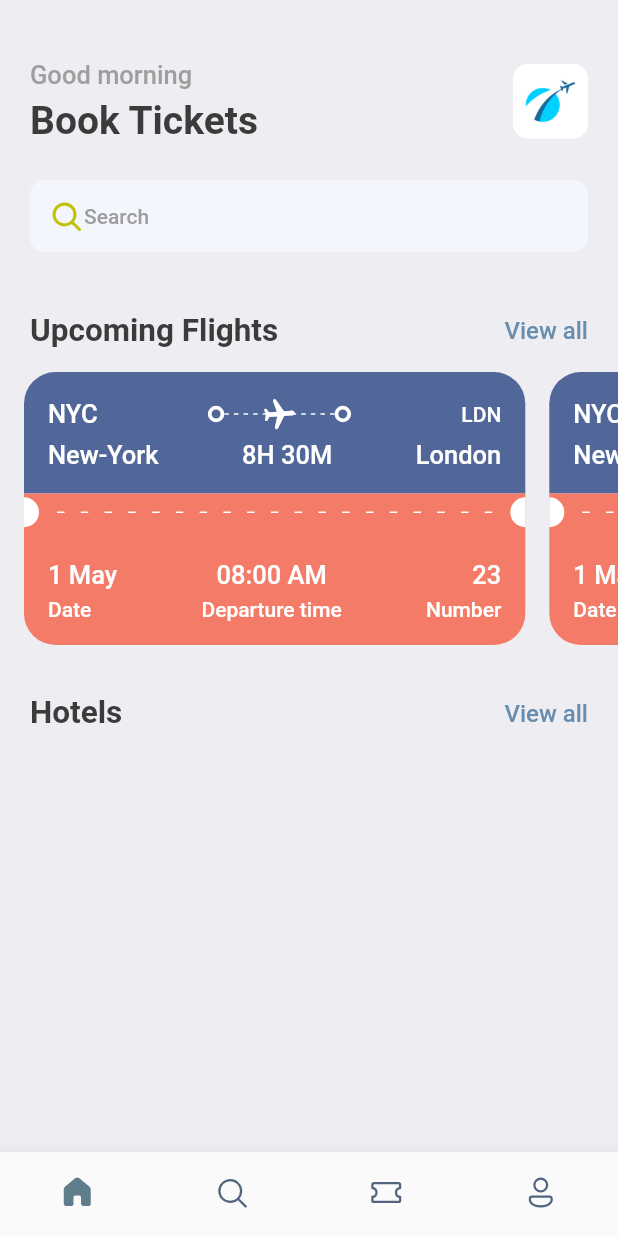
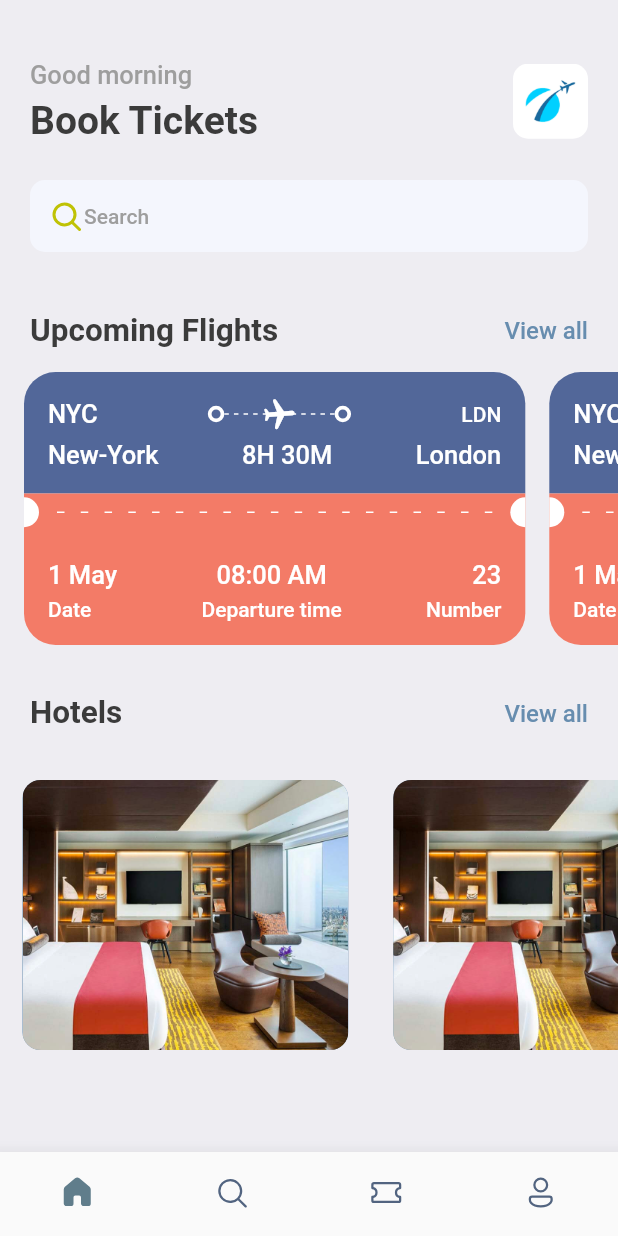
Before and after one commit to mrojasb2000/flutter_booktickets_app, a Flutter app: the screen it shows after launch, on a phone screen of 412 x 824 dp. Run offline on Flutter 3.47's test engine with Material 2 defaults, Android fonts, the light colour scheme and no system bars; our stand-ins replace fluentui_icons, gap.

Commit message:
chore: add hotels images

```diff
--- a/lib/screens/home_screen.dart
+++ b/lib/screens/home_screen.dart
@@ -1,5 +1,6 @@
 import 'package:fluentui_icons/fluentui_icons.dart';
 import 'package:flutter/material.dart';
+import 'package:flutter_booktickets_app/screens/hotel_screen.dart';
 import 'package:flutter_booktickets_app/screens/ticket_view.dart';
 import 'package:gap/gap.dart';
 
@@ -115,7 +116,15 @@ class HomeScreen extends StatelessWidget {
                   )
                 ],
               ),
-            )
+            ),
+            const Gap(15),
+            SingleChildScrollView(
+              scrollDirection: Axis.horizontal,
+              child: Row(children: const [
+                HotelScreen(),
+                HotelScreen(),
+              ]),
+            ),
           ],
         ));
   }
--- /dev/null
+++ b/lib/screens/hotel_screen.dart
@@ -0,0 +1,31 @@
+import 'package:flutter/cupertino.dart';
+import 'package:flutter_booktickets_app/utils/app_layout.dart';
+import 'package:flutter_booktickets_app/utils/app_styles.dart';
+
+class HotelScreen extends StatelessWidget {
+  const HotelScreen({super.key});
+
+  @override
+  Widget build(BuildContext context) {
+    final size = AppLayout.getSize(context);
+    return Container(
+      width: size.width * 0.6,
+      height: 350,
+      padding: const EdgeInsets.symmetric(horizontal: 15, vertical: 17),
+      child: Column(
+        crossAxisAlignment: CrossAxisAlignment.start,
+        children: [
+          Container(
+            height: 180,
+            decoration: BoxDecoration(
+                borderRadius: BorderRadius.circular(12),
+                color: Styles.primaryColor,
+                image: const DecorationImage(
+                    fit: BoxFit.cover,
+                    image: AssetImage("assets/images/one.png"))),
+          )
+        ],
+      ),
+    );
+  }
+}
```
